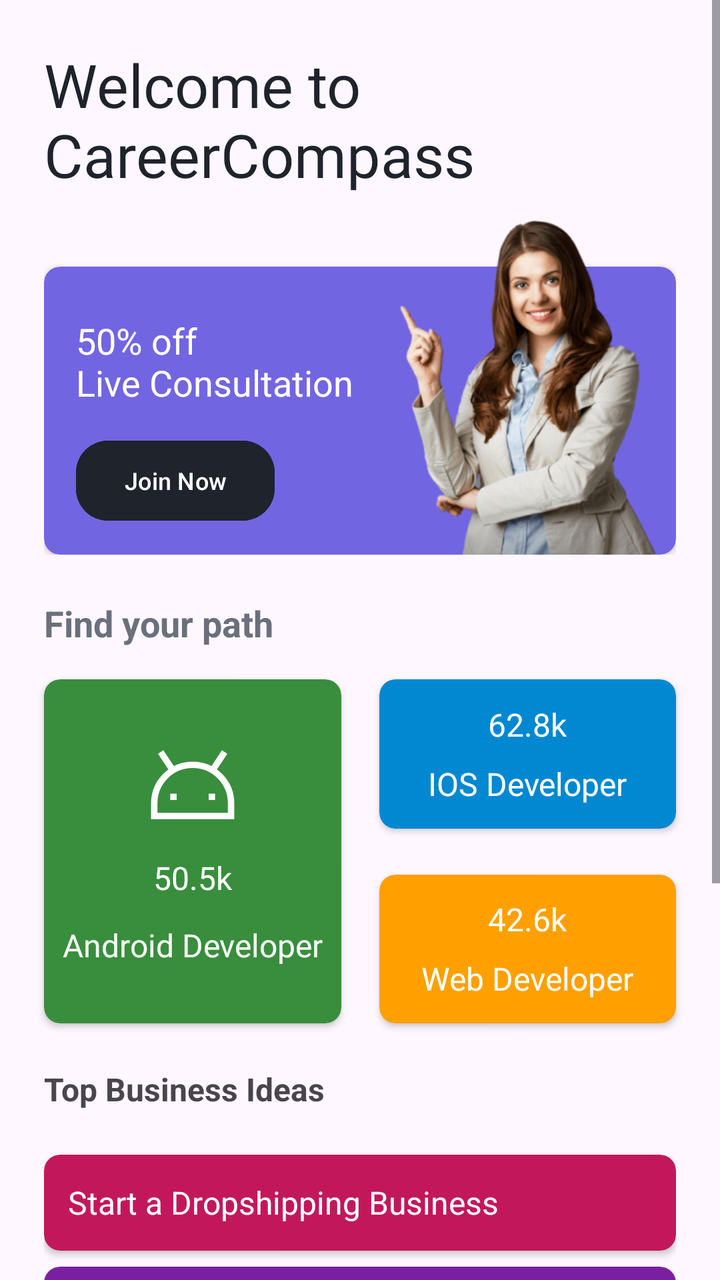
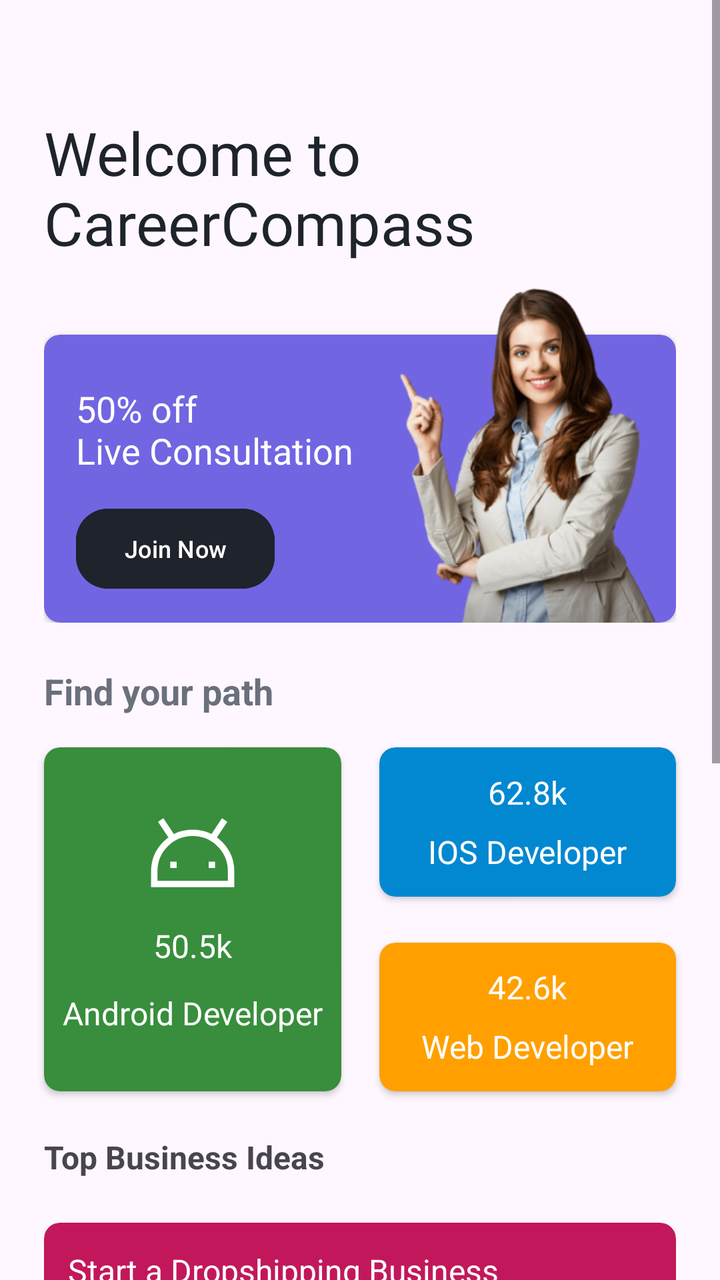

Before-and-after screenshots of an Android layout around one commit, followed by the original layout XML and the change that was made.
<!-- AndroidManifest.xml: application theme Theme.CareerCompass -->
<!-- res/layout/fragment_home.xml -->
<?xml version="1.0" encoding="utf-8"?>
<ScrollView xmlns:android="http://schemas.android.com/apk/res/android"
    xmlns:app="http://schemas.android.com/apk/res-auto"
    xmlns:tools="http://schemas.android.com/tools"
    android:layout_width="match_parent"
    android:layout_height="match_parent"
    android:fillViewport="true"
    tools:context=".ui.main.fragments.home.HomeFragment">

    <androidx.constraintlayout.widget.ConstraintLayout
        android:layout_width="match_parent"
        android:layout_height="wrap_content">

        <TextView
            android:id="@+id/tvWelcome"
            android:layout_width="wrap_content"
            android:layout_height="wrap_content"
            android:layout_marginStart="@dimen/space_between_views"
            android:layout_marginTop="@dimen/space_between_views"
            android:text="@string/welcome_to_ncareercompass"
            android:textColor="@color/dark"
            android:fontFamily="@font/urbanist_bold"
            android:textSize="@dimen/title_text_size"
            app:layout_constraintStart_toStartOf="parent"
            app:layout_constraintTop_toTopOf="parent" />

        <ImageButton
            android:visibility="gone"
            android:id="@+id/imageButton"
            android:layout_width="wrap_content"
            android:layout_height="wrap_content"
            android:layout_marginEnd="@dimen/space_between_views"
            android:backgroundTint="@android:color/transparent"
            android:src="@drawable/ic_setting"
            app:layout_constraintBottom_toBottomOf="@+id/tvWelcome"
            app:layout_constraintEnd_toEndOf="parent"
            app:layout_constraintHorizontal_bias="1.0"
            app:layout_constraintStart_toEndOf="@+id/tvWelcome"
            app:layout_constraintTop_toTopOf="@+id/tvWelcome"
            tools:ignore="ContentDescription" />

        <FrameLayout
            android:id="@+id/frameLayout"
            android:layout_width="0dp"
            android:layout_height="180dp"
            android:layout_marginStart="@dimen/space_between_views"
            android:layout_marginEnd="@dimen/space_between_views"
            app:layout_constraintEnd_toEndOf="parent"
            app:layout_constraintStart_toStartOf="parent"
            app:layout_constraintTop_toBottomOf="@+id/tvWelcome">

            <ImageView
                android:id="@+id/imageView"
                android:layout_width="144dp"
                android:layout_height="match_parent"
                android:layout_gravity="end"
                android:elevation="3dp"
                android:src="@drawable/banner_image"
                tools:ignore="ContentDescription" />

            <androidx.cardview.widget.CardView
                android:id="@+id/cardView"
                android:layout_width="match_parent"
                android:layout_height="144dp"
                android:layout_gravity="bottom"
                app:cardBackgroundColor="@color/colorPrimary"
                app:cardCornerRadius="8dp"
                app:cardElevation="2dp"
                app:layout_constraintVertical_bias="1.0">

                <androidx.constraintlayout.widget.ConstraintLayout
                    android:layout_width="match_parent"
                    android:layout_height="match_parent">

                    <TextView
                        android:id="@+id/textView4"
                        android:layout_width="0dp"
                        android:layout_height="wrap_content"
                        android:layout_marginStart="16dp"
                        android:elevation="3dp"
                        android:text="@string/banner_one"
                        android:textColor="@color/white"
                        android:textSize="18sp"
                        app:layout_constraintBottom_toBottomOf="parent"
                        app:layout_constraintStart_toStartOf="parent"
                        app:layout_constraintTop_toTopOf="parent"
                        app:layout_constraintVertical_bias="0.25" />

                    <com.google.android.material.button.MaterialButton
                        android:id="@+id/btnJoinNow"
                        android:layout_width="wrap_content"
                        android:layout_height="wrap_content"
                        android:backgroundTint="@color/dark"
                        android:elevation="10dp"
                        android:text="@string/join_now"
                        android:textSize="12sp"
                        app:cornerRadius="16dp"
                        app:layout_constraintBottom_toBottomOf="parent"
                        app:layout_constraintStart_toStartOf="@+id/textView4"
                        app:layout_constraintTop_toBottomOf="@+id/textView4" />
                </androidx.constraintlayout.widget.ConstraintLayout>
            </androidx.cardview.widget.CardView>

        </FrameLayout>

        <androidx.cardview.widget.CardView
            android:id="@+id/cardView2"
            android:layout_width="0dp"
            android:layout_height="172dp"
            android:layout_marginStart="@dimen/space_between_views"
            android:layout_marginTop="16dp"
            android:layout_marginEnd="11dp"
            app:cardBackgroundColor="@color/colorAndroid"
            app:cardCornerRadius="8dp"
            app:layout_constraintEnd_toStartOf="@+id/cardView3"
            app:layout_constraintHorizontal_bias="0.5"
            app:layout_constraintHorizontal_chainStyle="packed"
            app:layout_constraintStart_toStartOf="parent"
            app:layout_constraintTop_toBottomOf="@+id/textView5">

            <LinearLayout
                android:id="@+id/cardAndroid"
                android:layout_width="match_parent"
                android:layout_height="match_parent"
                android:gravity="center"
                android:orientation="vertical">

                <ImageView
                    android:layout_width="48dp"
                    android:layout_height="48dp"
                    android:src="@drawable/ic_android"
                    tools:ignore="ContentDescription" />

                <TextView
                    android:layout_width="wrap_content"
                    android:layout_height="wrap_content"
                    android:layout_marginTop="12dp"
                    android:text="@string/_50_5k"
                    android:textColor="@color/white"
                    android:fontFamily="@font/urbanist_semi_bold"
                    android:textSize="16sp" />

                <TextView
                    android:layout_width="wrap_content"
                    android:layout_height="wrap_content"
                    android:layout_marginTop="12dp"
                    android:text="@string/android_developer"
                    android:textColor="@color/white"
                    android:fontFamily="@font/urbanist_medium"
                    android:textSize="16sp" />

            </LinearLayout>

        </androidx.cardview.widget.CardView>

        <androidx.cardview.widget.CardView
            android:id="@+id/cardView3"
            android:layout_width="0dp"
            android:layout_height="0dp"
            android:layout_marginStart="8dp"
            android:layout_marginEnd="@dimen/space_between_views"
            android:layout_marginBottom="12dp"
            app:cardBackgroundColor="@color/colorIOS"
            app:cardCornerRadius="8dp"
            app:layout_constraintBottom_toTopOf="@+id/cardView4"
            app:layout_constraintEnd_toEndOf="parent"
            app:layout_constraintHorizontal_bias="0.5"
            app:layout_constraintStart_toEndOf="@+id/cardView2"
            app:layout_constraintTop_toTopOf="@+id/cardView2">

            <LinearLayout
                android:id="@+id/cardIOS"
                android:layout_width="match_parent"
                android:layout_height="match_parent"
                android:gravity="center"
                android:orientation="vertical">

                <TextView
                    android:layout_width="wrap_content"
                    android:layout_height="wrap_content"
                    android:text="@string/_62_8k"
                    android:textColor="@color/white"
                    android:fontFamily="@font/urbanist_semi_bold"
                    android:textSize="16sp" />

                <TextView
                    android:layout_width="wrap_content"
                    android:layout_height="wrap_content"
                    android:layout_marginTop="8dp"
                    android:text="@string/ios_developer"
                    android:textColor="@color/white"
                    android:fontFamily="@font/urbanist_medium"
                    android:textSize="16sp" />
            </LinearLayout>


        </androidx.cardview.widget.CardView>

        <androidx.cardview.widget.CardView
            android:id="@+id/cardView4"
            android:layout_width="0dp"
            android:layout_height="0dp"
            android:layout_marginTop="11dp"
            android:layout_marginEnd="@dimen/space_between_views"
            app:cardBackgroundColor="@color/colorWeb"
            app:cardCornerRadius="8dp"
            app:layout_constraintBottom_toBottomOf="@+id/cardView2"
            app:layout_constraintEnd_toEndOf="parent"
            app:layout_constraintHorizontal_bias="0.5"
            app:layout_constraintStart_toStartOf="@+id/cardView3"
            app:layout_constraintTop_toBottomOf="@+id/cardView3">

            <LinearLayout
                android:id="@+id/cardWeb"
                android:layout_width="match_parent"
                android:layout_height="match_parent"
                android:gravity="center"
                android:orientation="vertical">

                <TextView
                    android:layout_width="wrap_content"
                    android:layout_height="wrap_content"
                    android:text="@string/_42_6k"
                    android:textColor="@color/white"
                    android:fontFamily="@font/urbanist_semi_bold"
                    android:textSize="16sp"/>

                <TextView
                    android:layout_width="wrap_content"
                    android:layout_height="wrap_content"
                    android:layout_marginTop="8dp"
                    android:text="@string/web_developer"
                    android:textColor="@color/white"
                    android:fontFamily="@font/urbanist_medium"
                    android:textSize="16sp" />
            </LinearLayout>

        </androidx.cardview.widget.CardView>

        <TextView
            android:id="@+id/textView5"
            android:layout_width="wrap_content"
            android:layout_height="wrap_content"
            android:layout_marginStart="@dimen/space_between_views"
            android:layout_marginTop="@dimen/space_between_views"
            android:text="@string/find_your_path"
            android:textSize="18sp"
            android:textStyle="bold"
            android:textColor="@color/darkGrey"
            app:layout_constraintStart_toStartOf="parent"
            app:layout_constraintTop_toBottomOf="@+id/frameLayout" />

        <TextView
            android:id="@+id/textView6"
            android:layout_width="wrap_content"
            android:layout_height="wrap_content"
            android:layout_marginStart="@dimen/space_between_views"
            android:layout_marginTop="@dimen/space_between_views"
            android:text="@string/top_business_ideas"
            android:textSize="16sp"
            android:textStyle="bold"
            app:layout_constraintStart_toStartOf="parent"
            app:layout_constraintTop_toBottomOf="@+id/cardView2" />

        <LinearLayout
            android:layout_width="0dp"
            android:layout_height="wrap_content"
            android:layout_marginStart="@dimen/space_between_views"
            android:layout_marginTop="@dimen/space_between_views"
            android:layout_marginEnd="@dimen/space_between_views"
            android:layout_marginBottom="22dp"
            android:orientation="vertical"
            app:layout_constraintBottom_toBottomOf="parent"
            app:layout_constraintEnd_toEndOf="parent"
            app:layout_constraintStart_toStartOf="parent"
            app:layout_constraintTop_toBottomOf="@+id/textView6">

            <androidx.cardview.widget.CardView
                android:id="@+id/cardDropshipping"
                android:layout_width="match_parent"
                android:layout_height="48dp"
                app:cardBackgroundColor="#C2185B"
                app:cardCornerRadius="8dp">

                <TextView
                    android:layout_width="match_parent"
                    android:layout_height="wrap_content"
                    android:layout_gravity="center_vertical"
                    android:layout_margin="12dp"
                    android:text="@string/start_a_dropshipping_business"
                    android:textColor="@color/white"
                    android:textSize="16sp" />
            </androidx.cardview.widget.CardView>

            <androidx.cardview.widget.CardView
                android:id="@+id/cardPrintOnDemand"
                android:layout_width="match_parent"
                android:layout_height="48dp"
                android:layout_marginTop="8dp"
                app:cardBackgroundColor="#7B1FA2"
                app:cardCornerRadius="8dp">

                <TextView
                    android:layout_width="match_parent"
                    android:layout_height="wrap_content"
                    android:layout_gravity="center_vertical"
                    android:layout_margin="12dp"
                    android:text="@string/b2"
                    android:textColor="@color/white"
                    android:textSize="16sp" />
            </androidx.cardview.widget.CardView>

            <androidx.cardview.widget.CardView
                android:id="@+id/cardCustomCake"
                android:layout_width="match_parent"
                android:layout_height="48dp"
                android:layout_marginTop="8dp"
                app:cardBackgroundColor="#1976D2"
                app:cardCornerRadius="8dp">

                <TextView
                    android:layout_width="match_parent"
                    android:layout_height="wrap_content"
                    android:layout_gravity="center_vertical"
                    android:layout_margin="12dp"
                    android:text="@string/b3"
                    android:textColor="@color/white"
                    android:textSize="16sp" />
            </androidx.cardview.widget.CardView>

            <androidx.cardview.widget.CardView
                android:id="@+id/cardFreelanceWriter"
                android:layout_width="match_parent"
                android:layout_height="48dp"
                android:layout_marginTop="8dp"
                app:cardBackgroundColor="#00796B"
                app:cardCornerRadius="8dp">

                <TextView
                    android:layout_width="match_parent"
                    android:layout_height="wrap_content"
                    android:layout_gravity="center_vertical"
                    android:layout_margin="12dp"
                    android:text="@string/become_a_freelance_writer"
                    android:textColor="@color/white"
                    android:textSize="16sp" />
            </androidx.cardview.widget.CardView>

            <androidx.cardview.widget.CardView
                android:id="@+id/cardVirtualAssistant"
                android:layout_width="match_parent"
                android:layout_height="48dp"
                android:layout_marginTop="8dp"
                app:cardBackgroundColor="#F57C00"
                app:cardCornerRadius="8dp">

                <TextView
                    android:layout_width="match_parent"
                    android:layout_height="wrap_content"
                    android:layout_gravity="center_vertical"
                    android:layout_margin="12dp"
                    android:text="@string/become_a_virtual_assistant"
                    android:textColor="@color/white"
                    android:textSize="16sp" />
            </androidx.cardview.widget.CardView>

            <androidx.cardview.widget.CardView
                android:id="@+id/cardPhotographer"
                android:layout_width="match_parent"
                android:layout_height="48dp"
                android:layout_marginTop="8dp"
                app:cardBackgroundColor="#D32F2F"
                app:cardCornerRadius="8dp">

                <TextView
                    android:layout_width="match_parent"
                    android:layout_height="wrap_content"
                    android:layout_gravity="center_vertical"
                    android:layout_margin="12dp"
                    android:text="@string/become_a_photographer_or_event_planner"
                    android:textColor="@color/white"
                    android:textSize="16sp" />
            </androidx.cardview.widget.CardView>
        </LinearLayout>

    </androidx.constraintlayout.widget.ConstraintLayout>
</ScrollView>
<!-- resources referenced by this layout -->
<resources>
  <color name="colorAndroid">#388E3C</color>
  <color name="colorIOS">#0288D1</color>
  <color name="colorPrimary">#7265E2</color>
  <color name="colorWeb">#FFA000</color>
  <color name="dark">#1E232C</color>
  <color name="darkGrey">#6A707C</color>
  <color name="white">#FFFFFF</color>
  <dimen name="space_between_views">22dp</dimen>
  <dimen name="title_text_size">30sp</dimen>
  <!-- drawable banner_image: png bitmap (drawable, 116375 bytes) -->
  <!-- drawable ic_android (drawable) -->
  <vector xmlns:android="http://schemas.android.com/apk/res/android"
      android:width="48dp"
      android:height="48dp"
      android:viewportWidth="15"
      android:viewportHeight="15">
  
      <path
          android:fillColor="#00000000"
          android:pathData="M2.5,2.5L4.5,5.5M12.5,2.5L10.5,5.5M4,9.5H5M10,9.5H11M1.5,12.5V10.5C1.5,7.186 4.186,4.5 7.5,4.5C10.814,4.5 13.5,7.186 13.5,10.5V12.5H1.5Z"
          android:strokeWidth="1"
          android:strokeColor="@color/white" />
  
  </vector>
  <!-- drawable ic_setting: vector/xml drawable (drawable, 2462 chars, omitted) -->
  <string name="_42_6k">42.6k</string>
  <string name="_50_5k">50.5k</string>
  <string name="_62_8k">62.8k</string>
  <string name="android_developer">Android Developer</string>
  <string name="b2">Start a Print on Demand Business</string>
  <string name="b3">Start a Custom Cake Design Business</string>
  <string name="banner_one">50% off\nLive Consultation</string>
  <string name="become_a_freelance_writer">Become a Freelance Writer</string>
  <string name="become_a_photographer_or_event_planner">Become a Photographer or Event Planner</string>
  <string name="become_a_virtual_assistant">Become a Virtual Assistant</string>
  <string name="find_your_path">Find your path</string>
  <string name="ios_developer">IOS Developer</string>
  <string name="join_now">Join Now</string>
  <string name="start_a_dropshipping_business">Start a Dropshipping Business</string>
  <string name="top_business_ideas">Top Business Ideas</string>
  <string name="web_developer">Web Developer</string>
  <string name="welcome_to_ncareercompass">Welcome to\nCareerCompass</string>
  <style name="Theme.CareerCompass" parent="Base.Theme.CareerCompass" />
  <style name="Base.Theme.CareerCompass" parent="Theme.Material3.Light.NoActionBar">
          
          <item name="colorPrimary">@color/colorPrimary</item>
          <item name="colorPrimaryDark">@color/colorPrimaryDark</item>
      </style>
  <color name="colorPrimaryDark">#4E46B5</color>
</resources>

<!-- the commit's change to res/layout/fragment_home.xml (unified diff, before → after) -->
@@ -16,7 +16,7 @@
             android:layout_width="wrap_content"
             android:layout_height="wrap_content"
             android:layout_marginStart="@dimen/space_between_views"
-            android:layout_marginTop="@dimen/space_between_views"
+            android:layout_marginTop="56dp"
             android:text="@string/welcome_to_ncareercompass"
             android:textColor="@color/dark"
             android:fontFamily="@font/urbanist_bold"
@@ -381,6 +381,43 @@
                     android:textColor="@color/white"
                     android:textSize="16sp" />
             </androidx.cardview.widget.CardView>
+
+            <androidx.cardview.widget.CardView
+                android:id="@+id/cardCattleFarm"
+                android:layout_width="match_parent"
+                android:layout_height="48dp"
+                android:layout_marginTop="8dp"
+                app:cardBackgroundColor="#7F312B"
+                app:cardCornerRadius="8dp">
+
+                <TextView
+                    android:layout_width="match_parent"
+                    android:layout_height="wrap_content"
+                    android:layout_gravity="center_vertical"
+                    android:layout_margin="12dp"
+                    android:text="@string/cattle_and_poultry_farming"
+                    android:textColor="@color/white"
+                    android:textSize="16sp" />
+            </androidx.cardview.widget.CardView>
+
+            <androidx.cardview.widget.CardView
+                android:id="@+id/cardFruitFarm"
+                android:layout_width="match_parent"
+                android:layout_height="48dp"
+                android:layout_marginTop="8dp"
+                app:cardBackgroundColor="#267629"
+                app:cardCornerRadius="8dp">
+
+                <TextView
+                    android:layout_width="match_parent"
+                    android:layout_height="wrap_content"
+                    android:layout_gravity="center_vertical"
+                    android:layout_margin="12dp"
+                    android:text="@string/fruits_and_vegetables_farming"
+                    android:textColor="@color/white"
+                    android:textSize="16sp" />
+            </androidx.cardview.widget.CardView>
+
         </LinearLayout>
 
     </androidx.constraintlayout.widget.ConstraintLayout>
<!-- resource entries referenced after the edit -->
@@ -35,7 +35,9 @@
   <string name="become_a_freelance_writer">Become a Freelance Writer</string>
   <string name="become_a_photographer_or_event_planner">Become a Photographer or Event Planner</string>
   <string name="become_a_virtual_assistant">Become a Virtual Assistant</string>
+  <string name="cattle_and_poultry_farming">Cattle and Poultry Farming</string>
   <string name="find_your_path">Find your path</string>
+  <string name="fruits_and_vegetables_farming">Fruits and Vegetables Farming</string>
   <string name="ios_developer">IOS Developer</string>
   <string name="join_now">Join Now</string>
   <string name="start_a_dropshipping_business">Start a Dropshipping Business</string>
